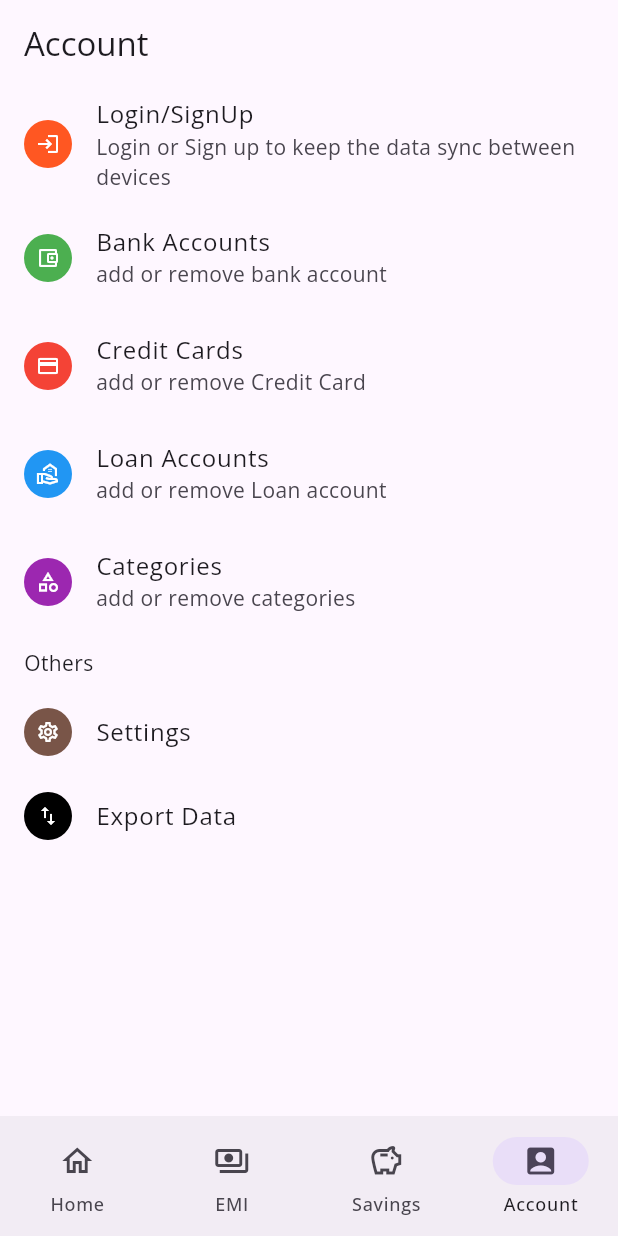
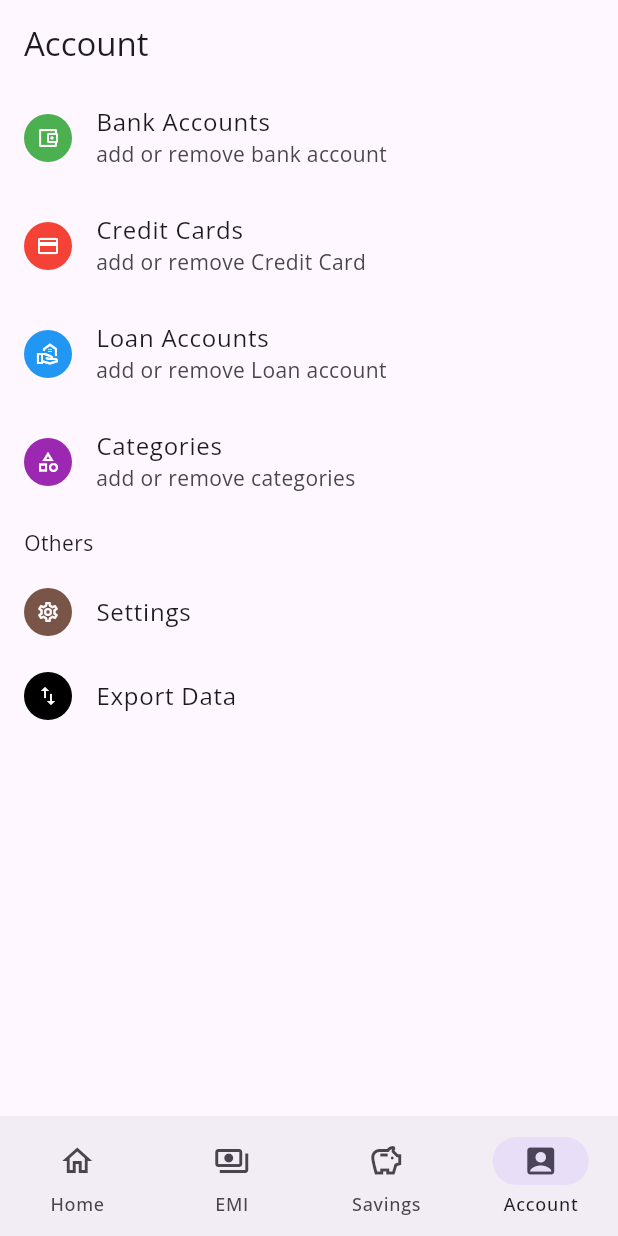
Before and after one commit to leo-elstin/rupiah, a Flutter app: the screen it shows after launch, item 4 of the bottom bar chosen, on a phone screen of 412 x 824 dp. Run offline on Flutter 3.47's test engine with Material 3 defaults, Android fonts, the phone set to English and light mode, and no system bars; our stand-ins replace appwrite, currency_text_input_formatter, drift, flutter_bloc, flutter_riverpod, go_router and 2 more; missing offline and left inert: drift_db_viewer, feedback; accounts and stored records are empty; generated files the repository leaves out were written again.

Commit message:
offline refactor 3

```diff
--- a/lib/view/account/account_view.dart
+++ b/lib/view/account/account_view.dart
@@ -1,5 +1,4 @@
 import 'package:expense_kit/view/account/account_list.dart';
-import 'package:expense_kit/view/auth/auth_sheet.dart';
 import 'package:flutter/material.dart';
 import 'package:go_router/go_router.dart';
 
@@ -19,31 +18,31 @@ class _AccountViewState extends State<AccountView> {
       ),
       body: ListView(
         children: [
-          ListTile(
-            leading: Container(
-              padding: const EdgeInsets.all(8),
-              decoration: const BoxDecoration(
-                shape: BoxShape.circle,
-                color: Colors.deepOrange,
-              ),
-              child: const Icon(
-                Icons.login_outlined,
-                color: Colors.white,
-                size: 16,
-              ),
-            ),
-            title: const Text('Login/SignUp'),
-            subtitle: const Text(
-              'Login or Sign up to keep the data sync between devices',
-            ),
-            onTap: () => showModalBottomSheet(
-              isDismissible: false,
-              enableDrag: false,
-              isScrollControlled: true,
-              context: context,
-              builder: (context) => const AuthSheet(),
-            ),
-          ),
+          // ListTile(
+          //   leading: Container(
+          //     padding: const EdgeInsets.all(8),
+          //     decoration: const BoxDecoration(
+          //       shape: BoxShape.circle,
+          //       color: Colors.deepOrange,
+          //     ),
+          //     child: const Icon(
+          //       Icons.login_outlined,
+          //       color: Colors.white,
+          //       size: 16,
+          //     ),
+          //   ),
+          //   title: const Text('Login/SignUp'),
+          //   subtitle: const Text(
+          //     'Login or Sign up to keep the data sync between devices',
+          //   ),
+          //   onTap: () => showModalBottomSheet(
+          //     isDismissible: false,
+          //     enableDrag: false,
+          //     isScrollControlled: true,
+          //     context: context,
+          //     builder: (context) => const AuthSheet(),
+          //   ),
+          // ),
           ListTile(
             leading: Container(
               padding: const EdgeInsets.all(8),
--- a/lib/view/components/circular_indicator.dart
+++ b/lib/view/components/circular_indicator.dart
@@ -5,8 +5,8 @@ class CircularIndicator extends StatelessWidget {
 
   @override
   Widget build(BuildContext context) {
-    return Center(
-      child: const SizedBox(
+    return const Center(
+      child: SizedBox(
         width: 24,
         height: 24,
         child: CircularProgressIndicator(
--- a/lib/view_model/expense_card_state.dart
+++ b/lib/view_model/expense_card_state.dart
@@ -8,14 +8,14 @@ class ExpenseCardState extends StateNotifier<ExpenseCardEntity> {
   ExpenseCardState() : super(ExpenseCardEntity());
 
   void init() {
-    ExpenseTable().stream().listen((event) async {
+    ExpenseTable().expenseStream().watch().listen((event) async {
       state = ExpenseCardEntity();
 
       double amount = 0;
       double expense = 0;
 
       for (var value in event) {
-        ExpenseEntity entity = ExpenseEntity.fromMap(value.data);
+        ExpenseEntity entity = ExpenseEntity.fromMap(value.toJson());
         if (entity.type == ExpenseType.income) {
           amount += entity.amount;
         } else if (entity.type == ExpenseType.outgoing) {
```
Also changed, not shown: lib/model/database/tables/expense.dart (+18 -10 lines).
